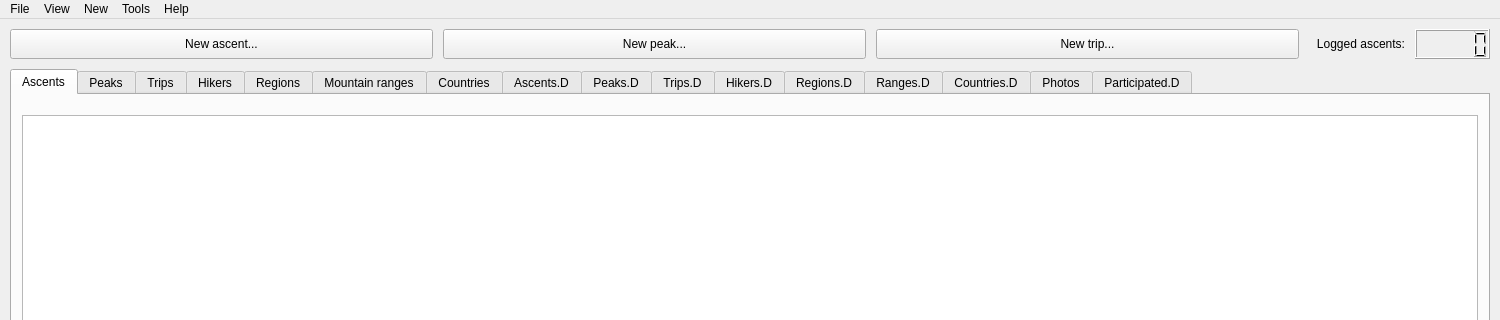
This is src/ui/main_window.ui in svetter/pal as Qt 5 draws it before an edit; both pictures show x 0 to 1500 and y 0 to 320 of the 1500 by 800 pixel window. The edited form follows.
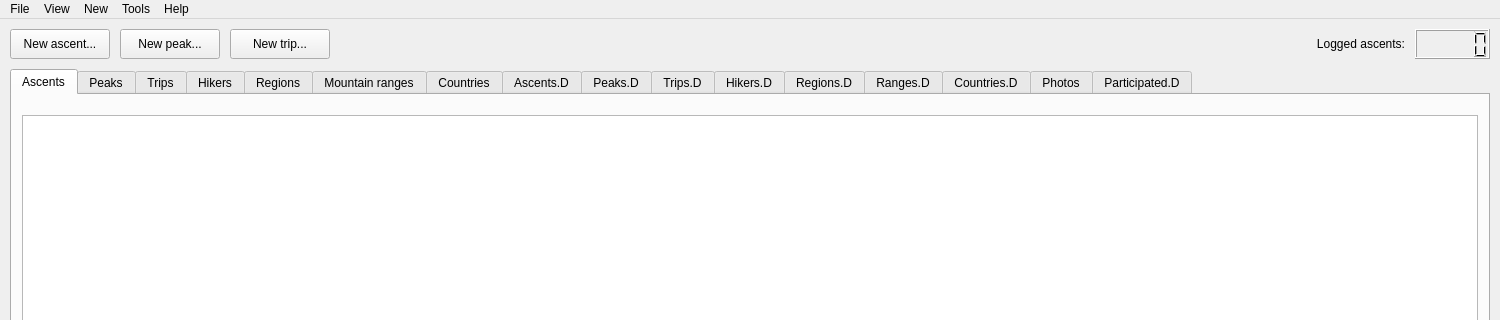
This is the edited form. Icons and pictures are not drawn. Custom widgets are drawn as their Qt base class.

What changed in the file:
```diff
--- a/src/ui/main_window.ui
+++ b/src/ui/main_window.ui
@@ -123,6 +123,12 @@
           <property name="sizeType">
            <enum>QSizePolicy::Expanding</enum>
           </property>
+          <property name="sizeHint" stdset="0">
+           <size>
+            <width>0</width>
+            <height>0</height>
+           </size>
+          </property>
          </spacer>
         </item>
         <item>
```
Left out of the diff: 21 changed lines with no effect on the pictures.
